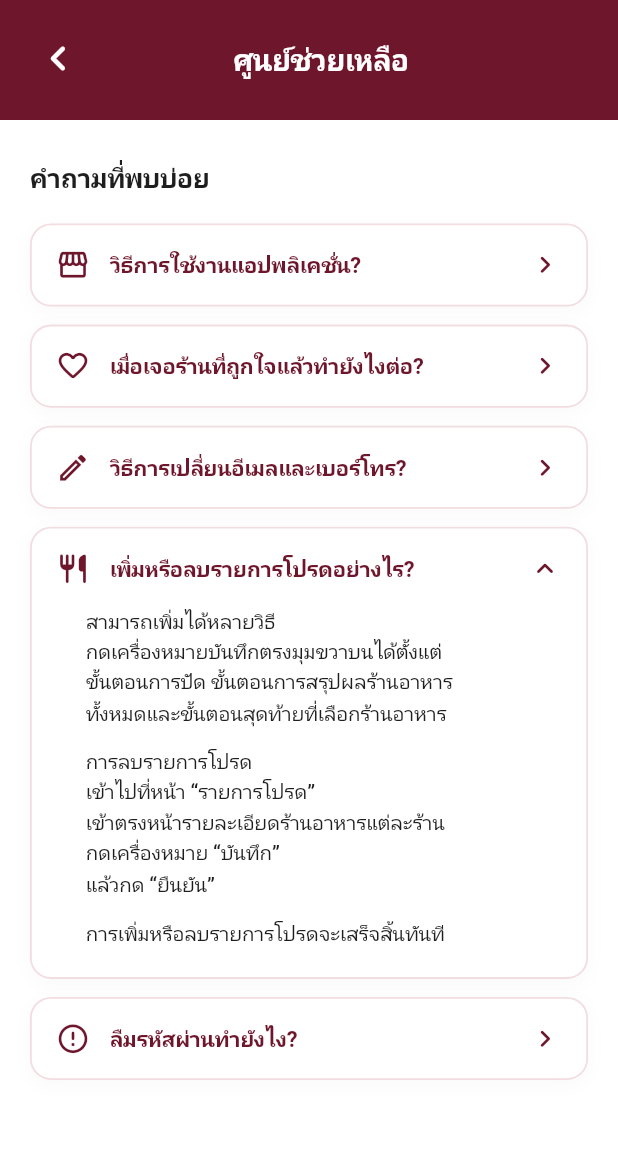
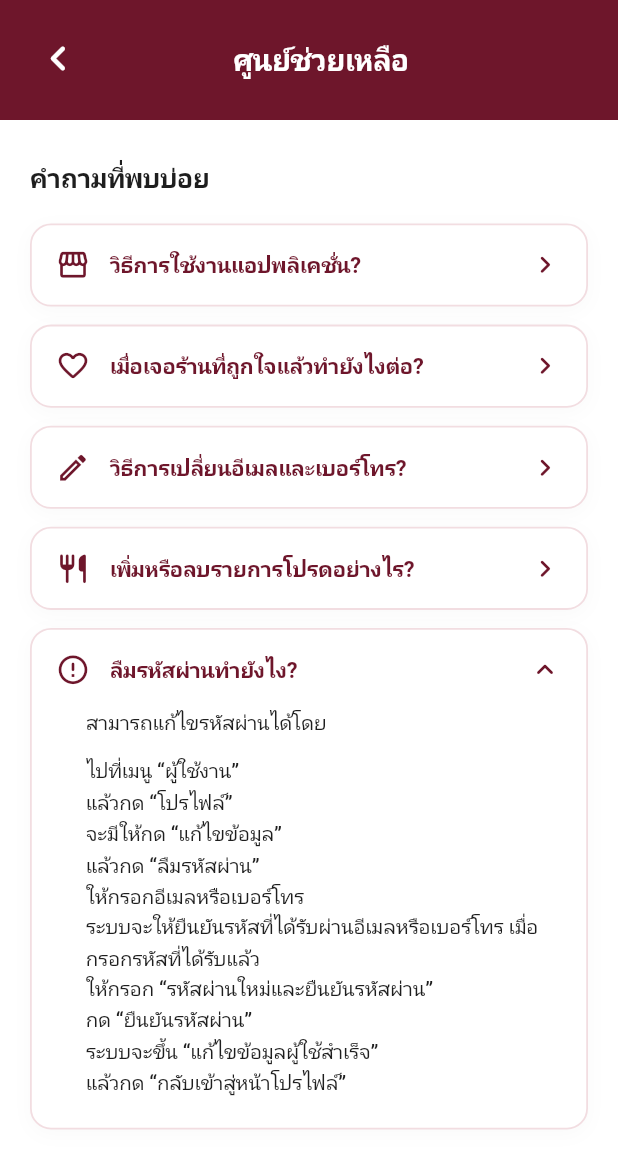
Before and after one commit to Book7076/mobile_pin, a Flutter app: the HelpCenterScreen screen opened directly, on a phone screen of 412 x 824 dp. Shown: the top 1169 px of the screen. Run offline on Flutter 3.47's test engine with Material 3 defaults, Android fonts, the phone set to English and light mode, and no system bars; our stand-ins replace appinio_swiper, flutter_dotenv, flutter_map, flutter_riverpod, geolocator, latlong2 and 1 more; accounts and stored records are empty; statements that could not run were skipped.

Commit message:
feat: อัปเดต HelpCenterScreen เพิ่มคำตอบข้อที่ 5 (ลืมรหัสผ่านทำยังไง?) พร้อมระบบ Accordion ขยายแสดงผลครบทุกข้อ

```diff
--- a/lib/screens/profile/help_center_screen.dart
+++ b/lib/screens/profile/help_center_screen.dart
@@ -23,8 +23,8 @@ class _FaqItem {
 }
 
 class _HelpCenterScreenState extends State<HelpCenterScreen> {
-  // Index of the currently expanded FAQ card (3 is expanded to show Question 4 answer as requested)
-  int? _expandedIndex = 3;
+  // Index of the currently expanded FAQ card (4 is expanded to show Question 5 answer as requested)
+  int? _expandedIndex = 4;
 
   final List<_FaqItem> _faqList = const [
     _FaqItem(
@@ -70,13 +70,10 @@ class _HelpCenterScreenState extends State<HelpCenterScreen> {
     _FaqItem(
       icon: Icons.error_outline_rounded,
       question: 'ลืมรหัสผ่านทำยังไง?',
-      isNumbered: true,
+      isNumbered: false,
       content: [
-        'ไปที่หน้า "แก้ไขข้อมูล" แล้วกดที่ข้อความ "ลืมรหัสผ่าน"',
-        'กรอกอีเมลที่ลงทะเบียนไว้ แล้วกด "ส่งรหัสยืนยัน"',
-        'นำรหัส OTP 6 หลักที่ได้รับในอีเมลมากรอกเพื่อยืนยัน',
-        'ตั้งรหัสผ่านใหม่ทั้ง 2 ช่องให้ตรงกัน แล้วกดยืนยัน',
-        'ระบบจะแจ้งเตือนแก้ไขรหัสผ่านสำเร็จและสามารถเข้าใช้งานได้ทันที',
+        'สามารถแก้ไขรหัสผ่านได้โดย',
+        'ไปที่เมนู “ผู้ใช้งาน”\nแล้วกด “โปรไฟล์”\nจะมีให้กด “แก้ไขข้อมูล”\nแล้วกด “ลืมรหัสผ่าน”\nให้กรอกอีเมลหรือเบอร์โทร\nระบบจะให้ยืนยันรหัสที่ได้รับผ่านอีเมลหรือเบอร์โทร เมื่อกรอกรหัสที่ได้รับแล้ว\nให้กรอก “รหัสผ่านใหม่และยืนยันรหัสผ่าน”\nกด “ยืนยันรหัสผ่าน”\nระบบจะขึ้น “แก้ไขข้อมูลผู้ใช้สำเร็จ”\nแล้วกด “กลับเข้าสู่หน้าโปรไฟล์”',
       ],
     ),
   ];
```
